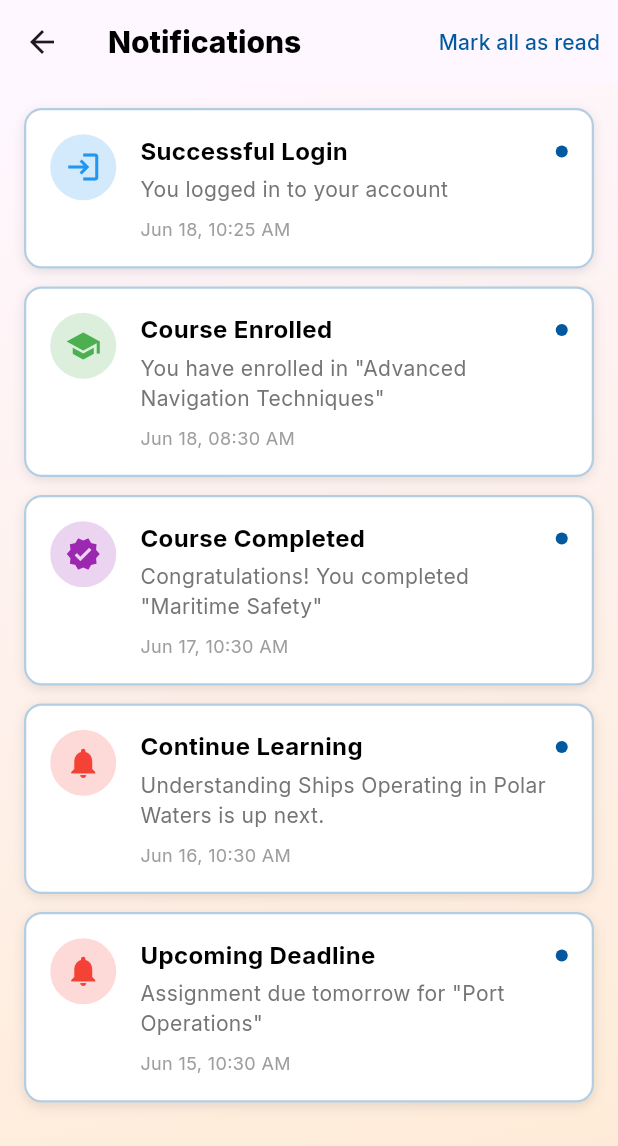
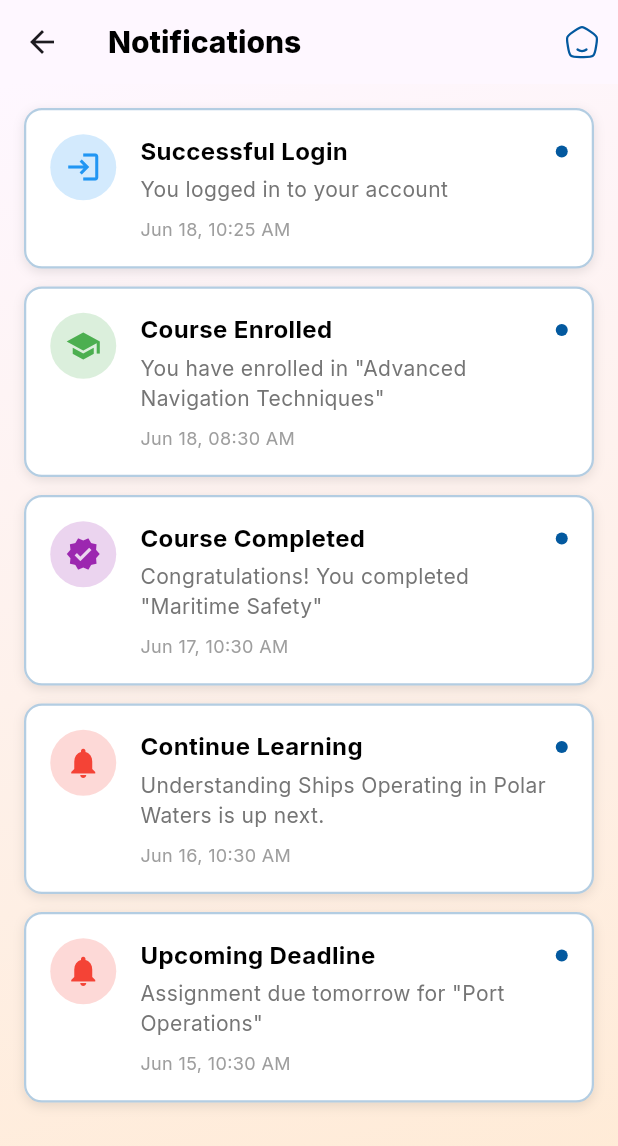
Before and after one commit to RuchitaOrt/learning_management, a Flutter app: the NotificationScreen screen opened directly, on a phone screen of 412 x 824 dp. Shown: the top 1146 px of the screen. Run offline on Flutter 3.47's test engine with Material 3 defaults, Android fonts, the phone set to English and light mode, and no system bars; our stand-ins replace file_picker, fl_chart, flutter_svg, fluttertoast, geocoding, google_fonts and 3 more; project files that could hold a hidden picture were left out.

Commit message:
18/06/2025 06:52 3rd commit

```diff
--- a/lib/screens/NotificationScreen.dart
+++ b/lib/screens/NotificationScreen.dart
@@ -1,11 +1,15 @@
 // notification_screen.dart
 import 'package:flutter/material.dart';
+import 'package:flutter_svg/svg.dart';
 import 'package:provider/provider.dart';
 import 'package:learning_mgt/Utils/learning_colors.dart';
 import 'package:intl/intl.dart';
 
+import '../Utils/lms_images.dart';
 import '../Utils/lms_styles.dart';
 import '../provider/NotificationProvider.dart';
+import 'HomePage.dart';
+import 'TabScreen.dart';
 
 class NotificationScreen extends StatelessWidget {
   const NotificationScreen({Key? key}) : super(key: key);
@@ -21,12 +25,18 @@ class NotificationScreen extends StatelessWidget {
           actions: [
             Consumer<NotificationProvider>(
               builder: (context, provider, child) {
-                return TextButton(
-                  onPressed: provider.markAllAsRead,
-                  child: const Text(
-                    'Mark all as read',
-                    style: TextStyle(color: LearningColors.darkBlue),
+                return IconButton(
+                  icon: SvgPicture.asset(
+                    LMSImagePath.home,
                   ),
+                  onPressed: () {
+                    provider.markAllAsRead(); // Mark all notifications as read
+                    Navigator.pushReplacement(
+                      context,
+                      MaterialPageRoute(builder: (context) => TabScreen()),
+                    );
+                  },
+                  tooltip: 'Home', // Optional tooltip
                 );
               },
             ),
```
